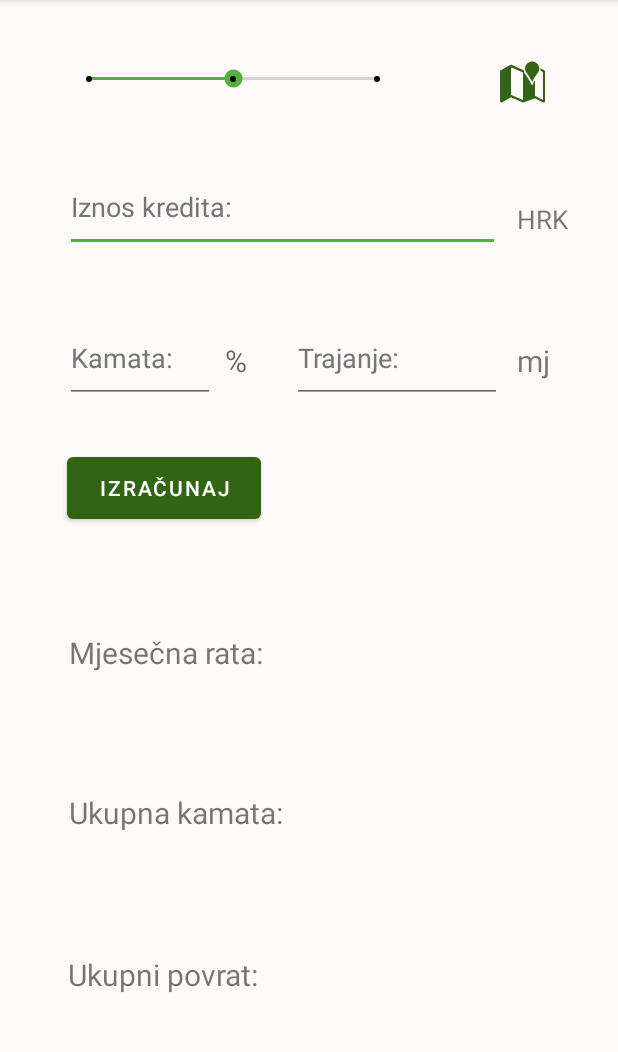
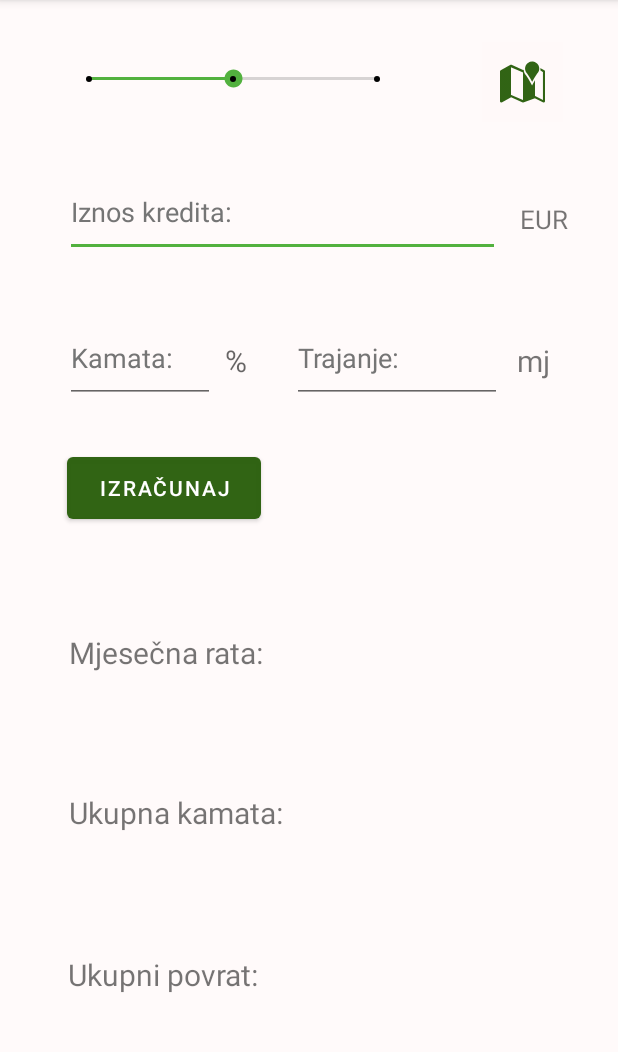
Before and after one commit to KarloDragovic/Android, an Android app: the screen it shows after launch (MainActivity), on a phone screen of 412 x 824 dp, the part 84-1136 px from its top. Run offline under Robolectric (Android 15) with nearby library versions, the phone set to English and light mode, and no system bars; libraries missing offline, so code that uses them is left out: com.dolatkia.animatedThemeManager.

Commit message:
Version 1.5

```diff
--- a/app/src/main/res/layout/activity_main.xml
+++ b/app/src/main/res/layout/activity_main.xml
@@ -21,7 +21,7 @@
         app:layout_constraintHorizontal_bias="0.355"
         app:layout_constraintStart_toStartOf="parent"
         app:layout_constraintTop_toTopOf="parent"
-        app:layout_constraintVertical_bias="0.153"
+        app:layout_constraintVertical_bias="0.157"
         tools:ignore="TextContrastCheck" />
 
     <TextView
--- a/app/src/main/res/values/strings.xml
+++ b/app/src/main/res/values/strings.xml
@@ -1,7 +1,7 @@
 <resources>
     <string name="app_name">KalkulatorDragovic</string>
     <string name="iznos_kredita">Iznos kredita:</string>
-    <string name="hrk">HRK</string>
+    <string name="hrk">EUR</string>
     <string name="kamata">Kamata:</string>
     <string name="trajanje_kredita">Trajanje:</string>
     <string name="mj">mj</string>
@@ -12,4 +12,5 @@
     <string name="ukupna_kamata">Ukupna kamata:</string>
     <string name="ukupni_povrat">Ukupni povrat:</string>
     <string name="promjena_jezika">Promjena jezika</string>
+    <string name="currency">EUR</string>
 </resources>
```
Also changed, not shown: app/src/main/java/hr/tvz/android/kalkulatordragovic/MainActivity.kt (+9 -5 lines), 4 other files.
